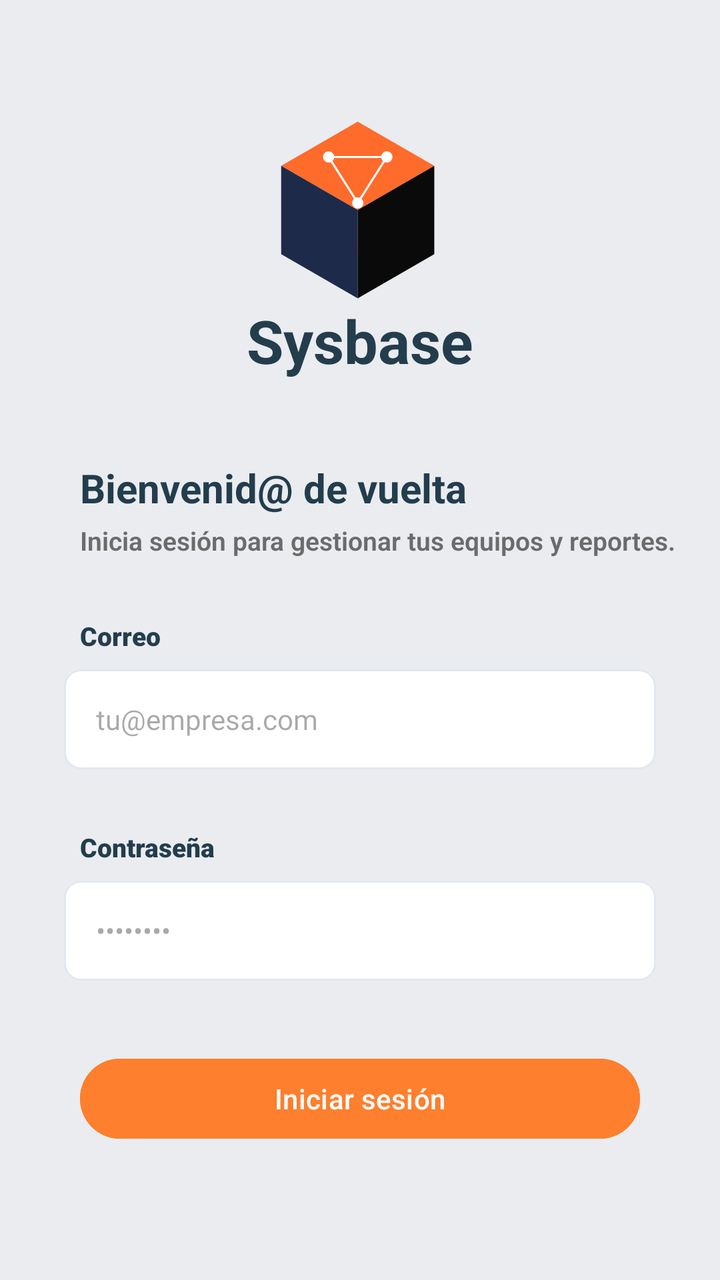
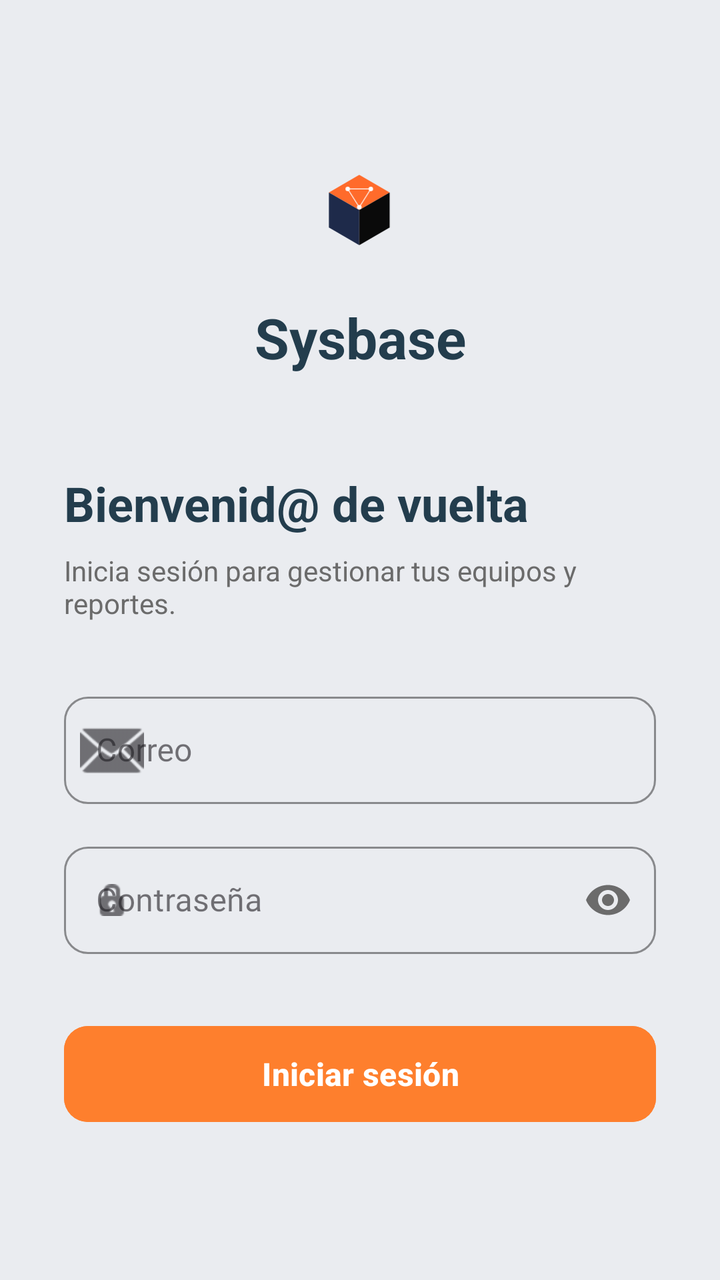

An Android layout rendered at two revisions. The XML below is the earlier revision; the diff shows what the commit changed to produce the second picture.
<!-- AndroidManifest.xml: application theme Theme.SysBase -->
<!-- res/layout/activity_login.xml -->
<?xml version="1.0" encoding="utf-8"?>
<androidx.constraintlayout.widget.ConstraintLayout xmlns:android="http://schemas.android.com/apk/res/android"
    xmlns:app="http://schemas.android.com/apk/res-auto"
    xmlns:tools="http://schemas.android.com/tools"
    android:id="@+id/main"
    android:layout_width="match_parent"
    android:layout_height="match_parent"
    android:background="@color/fondoSysbase"
    tools:context=".LoginActivity">

    <ImageView
        android:id="@+id/logoSysbase"
        android:layout_width="170dp"
        android:layout_height="90dp"
        android:src="@drawable/gemini_svg"
        android:scaleType="centerCrop"
        app:layout_constraintTop_toTopOf="parent"
        app:layout_constraintStart_toStartOf="parent"
        app:layout_constraintEnd_toEndOf="parent"
        android:layout_marginTop="60dp" />

    <TextView
        android:id="@+id/nombreSysbase"
        android:layout_width="wrap_content"
        android:layout_height="wrap_content"
        android:text="Sysbase"
        android:textSize="30dp"
        android:textStyle="bold"
        android:textColor="@color/azulSysbase"
        app:layout_constraintTop_toBottomOf="@id/logoSysbase"
        app:layout_constraintStart_toStartOf="parent"
        app:layout_constraintEnd_toEndOf="parent"
        />

    <TextView
        android:id="@+id/textoBienvenide"
        android:layout_width="wrap_content"
        android:layout_height="wrap_content"
        android:layout_marginStart="40dp"
        android:layout_marginTop="40dp"
        android:fontFamily="sans-serif"
        android:text="Bienvenid@ de vuelta"
        android:textColor="@color/azulSysbase"
        android:textSize="20dp"
        android:textStyle="bold"
        app:layout_constraintStart_toStartOf="parent"
        app:layout_constraintTop_toBottomOf="@id/nombreSysbase" />

    <TextView
        android:id="@+id/textoInicarSesion"
        android:layout_width="wrap_content"
        android:layout_height="wrap_content"
        android:layout_marginStart="40dp"
        android:layout_marginTop="4dp"
        android:fontFamily="sans-serif-light"
        android:text="Inicia sesión para gestionar tus equipos y reportes."
        android:textColor="@color/grisSysbase"
        android:textSize="13dp"
        android:textStyle="bold"
        app:layout_constraintStart_toStartOf="parent"
        app:layout_constraintTop_toBottomOf="@id/textoBienvenide" />

    <TextView
        android:id="@+id/textoCorreo"
        android:layout_width="wrap_content"
        android:layout_height="wrap_content"
        android:layout_marginStart="40dp"
        android:layout_marginTop="30dp"
        android:fontFamily="sans-serif-black"
        android:text="Correo"
        android:textColor="@color/azulSysbase"
        android:textSize="13dp"
        android:textStyle="bold"
        app:layout_constraintStart_toStartOf="parent"
        app:layout_constraintTop_toBottomOf="@id/textoInicarSesion" />

    <EditText
        android:id="@+id/editEmail"
        android:layout_width="0dp"
        android:layout_height="50dp"
        android:layout_marginStart="32dp"
        android:layout_marginEnd="32dp"
        android:layout_marginTop="8dp"
        android:background="@drawable/bg_input"
        android:hint="tu@empresa.com"
        android:paddingStart="16dp"
        android:paddingEnd="16dp"
        android:textSize="14sp"
        android:fontFamily="@font/inter"
        android:inputType="textEmailAddress"
        app:layout_constraintStart_toStartOf="parent"
        app:layout_constraintEnd_toEndOf="parent"
        app:layout_constraintTop_toBottomOf="@id/textoCorreo" />

    <TextView
        android:id="@+id/textoContraseña"
        android:layout_width="wrap_content"
        android:layout_height="wrap_content"
        android:layout_marginStart="40dp"
        android:layout_marginTop="30dp"
        android:fontFamily="sans-serif-black"
        android:text="Contraseña"
        android:textColor="@color/azulSysbase"
        android:textSize="13dp"
        android:textStyle="bold"
        app:layout_constraintStart_toStartOf="parent"
        app:layout_constraintTop_toBottomOf="@id/editEmail" />

    <EditText
        android:id="@+id/editContraseña"
        android:layout_width="0dp"
        android:layout_height="50dp"
        android:layout_marginStart="32dp"
        android:layout_marginEnd="32dp"
        android:layout_marginTop="8dp"
        android:background="@drawable/bg_input"
        android:hint="••••••••"
        android:paddingStart="16dp"
        android:paddingEnd="16dp"
        android:textSize="14sp"
        android:fontFamily="@font/inter"
        android:inputType="textPassword"
        app:layout_constraintStart_toStartOf="parent"
        app:layout_constraintEnd_toEndOf="parent"
        app:layout_constraintTop_toBottomOf="@id/textoContraseña" />

    <Button
        android:id="@+id/btnIniciarSesion"
        android:layout_width="match_parent"
        android:layout_height="wrap_content"
        android:layout_marginTop="35dp"
        android:backgroundTint="@color/naranjaSysbase"
        android:fontFamily="sans-serif-medium"
        android:text="Iniciar sesión"
        app:layout_constraintEnd_toEndOf="parent"
        app:layout_constraintStart_toStartOf="parent"
        app:layout_constraintTop_toBottomOf="@id/editContraseña"
        android:layout_marginStart="40dp"
        android:layout_marginEnd="40dp"/>








</androidx.constraintlayout.widget.ConstraintLayout>
<!-- resources referenced by this layout -->
<resources>
  <color name="azulSysbase">#233D4D</color>
  <color name="fondoSysbase">#EAECF0</color>
  <color name="grisSysbase">#6B6B6B</color>
  <color name="naranjaSysbase">#FE7F2D</color>
  <!-- drawable bg_input (drawable) -->
  <?xml version="1.0" encoding="utf-8"?>
  <shape xmlns:android="http://schemas.android.com/apk/res/android" android:shape="rectangle">
      <solid android:color="#FFFFFF" />
      <corners android:radius="8dp" />
      <stroke android:width="1dp" android:color="#E2E8F0" />
  </shape>
  <!-- drawable gemini_svg (drawable) -->
  <vector xmlns:android="http://schemas.android.com/apk/res/android"
      android:width="300dp"
      android:height="400dp"
      android:viewportWidth="300"
      android:viewportHeight="400">
    <path
        android:pathData="M148,122l67.55,39l-67.55,39l-67.55,-39z"
        android:fillColor="#FF6B2B"/>
    <path
        android:pathData="M80.45,161l67.55,39l0,78l-67.55,-39z"
        android:fillColor="#1E2A4A"/>
    <path
        android:pathData="M215.55,161l0,78l-67.55,39l0,-78z"
        android:fillColor="#0A0A0A"/>
    <path
        android:fillColor="#FF000000"
        android:pathData="M122.33,153.2L173.67,153.2"
        android:strokeWidth="1.8"
        android:strokeColor="#ffffff"
        android:strokeLineCap="round"/>
    <path
        android:fillColor="#FF000000"
        android:pathData="M122.33,153.2L148,193.76"
        android:strokeWidth="1.8"
        android:strokeColor="#ffffff"
        android:strokeLineCap="round"/>
    <path
        android:fillColor="#FF000000"
        android:pathData="M173.67,153.2L148,193.76"
        android:strokeWidth="1.8"
        android:strokeColor="#ffffff"
        android:strokeLineCap="round"/>
    <path
        android:pathData="M122.33,153.2m-5,0a5,5 0,1 1,10 0a5,5 0,1 1,-10 0"
        android:fillColor="#ffffff"/>
    <path
        android:pathData="M173.67,153.2m-5,0a5,5 0,1 1,10 0a5,5 0,1 1,-10 0"
        android:fillColor="#ffffff"/>
    <path
        android:pathData="M148,193.76m-5,0a5,5 0,1 1,10 0a5,5 0,1 1,-10 0"
        android:fillColor="#ffffff"/>
  </vector>
  <style name="Theme.SysBase" parent="Base.Theme.SysBase" />
  <style name="Base.Theme.SysBase" parent="Theme.Material3.DayNight.NoActionBar">
          
          
      </style>
</resources>

<!-- the commit's change to res/layout/activity_login.xml (unified diff, before → after) -->
@@ -10,139 +10,126 @@
 
     <ImageView
         android:id="@+id/logoSysbase"
-        android:layout_width="170dp"
+        android:layout_width="120dp"
         android:layout_height="90dp"
+        android:layout_marginTop="60dp"
+        android:scaleType="centerInside"
         android:src="@drawable/gemini_svg"
-        android:scaleType="centerCrop"
-        app:layout_constraintTop_toTopOf="parent"
+        app:layout_constraintEnd_toEndOf="parent"
         app:layout_constraintStart_toStartOf="parent"
-        app:layout_constraintEnd_toEndOf="parent"
-        android:layout_marginTop="60dp" />
+        app:layout_constraintTop_toTopOf="parent" />
 
     <TextView
         android:id="@+id/nombreSysbase"
         android:layout_width="wrap_content"
         android:layout_height="wrap_content"
         android:text="Sysbase"
-        android:textSize="30dp"
+        android:textColor="@color/azulSysbase"
+        android:textSize="28sp"
         android:textStyle="bold"
-        android:textColor="@color/azulSysbase"
-        app:layout_constraintTop_toBottomOf="@id/logoSysbase"
+        app:layout_constraintEnd_toEndOf="parent"
         app:layout_constraintStart_toStartOf="parent"
-        app:layout_constraintEnd_toEndOf="parent"
-        />
+        app:layout_constraintTop_toBottomOf="@id/logoSysbase" />
 
     <TextView
         android:id="@+id/textoBienvenide"
-        android:layout_width="wrap_content"
+        android:layout_width="0dp"
         android:layout_height="wrap_content"
-        android:layout_marginStart="40dp"
-        android:layout_marginTop="40dp"
-        android:fontFamily="sans-serif"
+        android:layout_marginHorizontal="32dp"
+        android:layout_marginTop="48dp"
         android:text="Bienvenid@ de vuelta"
         android:textColor="@color/azulSysbase"
-        android:textSize="20dp"
+        android:textSize="24sp"
         android:textStyle="bold"
+        app:layout_constraintEnd_toEndOf="parent"
         app:layout_constraintStart_toStartOf="parent"
         app:layout_constraintTop_toBottomOf="@id/nombreSysbase" />
 
     <TextView
         android:id="@+id/textoInicarSesion"
-        android:layout_width="wrap_content"
+        android:layout_width="0dp"
         android:layout_height="wrap_content"
-        android:layout_marginStart="40dp"
-        android:layout_marginTop="4dp"
-        android:fontFamily="sans-serif-light"
+        android:layout_marginHorizontal="32dp"
+        android:layout_marginTop="8dp"
         android:text="Inicia sesión para gestionar tus equipos y reportes."
         android:textColor="@color/grisSysbase"
-        android:textSize="13dp"
-        android:textStyle="bold"
+        android:textSize="14sp"
+        app:layout_constraintEnd_toEndOf="parent"
         app:layout_constraintStart_toStartOf="parent"
         app:layout_constraintTop_toBottomOf="@id/textoBienvenide" />
 
-    <TextView
-        android:id="@+id/textoCorreo"
-        android:layout_width="wrap_content"
+    <com.google.android.material.textfield.TextInputLayout
+        android:id="@+id/layoutEmail"
+        style="@style/Widget.MaterialComponents.TextInputLayout.OutlinedBox"
+        android:layout_width="0dp"
         android:layout_height="wrap_content"
-        android:layout_marginStart="40dp"
-        android:layout_marginTop="30dp"
-        android:fontFamily="sans-serif-black"
-        android:text="Correo"
-        android:textColor="@color/azulSysbase"
-        android:textSize="13dp"
-        android:textStyle="bold"
-        app:layout_constraintStart_toStartOf="parent"
-        app:layout_constraintTop_toBottomOf="@id/textoInicarSesion" />
-
-    <EditText
-        android:id="@+id/editEmail"
-        android:layout_width="0dp"
-        android:layout_height="50dp"
-        android:layout_marginStart="32dp"
-        android:layout_marginEnd="32dp"
-        android:layout_marginTop="8dp"
-        android:background="@drawable/bg_input"
-        android:hint="tu@empresa.com"
-        android:paddingStart="16dp"
-        android:paddingEnd="16dp"
-        android:textSize="14sp"
-        android:fontFamily="@font/inter"
-        android:inputType="textEmailAddress"
-        app:layout_constraintStart_toStartOf="parent"
-        app:layout_constraintEnd_toEndOf="parent"
-        app:layout_constraintTop_toBottomOf="@id/textoCorreo" />
-
-    <TextView
-        android:id="@+id/textoContraseña"
-        android:layout_width="wrap_content"
-        android:layout_height="wrap_content"
-        android:layout_marginStart="40dp"
-        android:layout_marginTop="30dp"
-        android:fontFamily="sans-serif-black"
-        android:text="Contraseña"
-        android:textColor="@color/azulSysbase"
-        android:textSize="13dp"
-        android:textStyle="bold"
-        app:layout_constraintStart_toStartOf="parent"
-        app:layout_constraintTop_toBottomOf="@id/editEmail" />
-
-    <EditText
-        android:id="@+id/editContraseña"
-        android:layout_width="0dp"
-        android:layout_height="50dp"
-        android:layout_marginStart="32dp"
-        android:layout_marginEnd="32dp"
-        android:layout_marginTop="8dp"
-        android:background="@drawable/bg_input"
-        android:hint="••••••••"
-        android:paddingStart="16dp"
-        android:paddingEnd="16dp"
-        android:textSize="14sp"
-        android:fontFamily="@font/inter"
-        android:inputType="textPassword"
-        app:layout_constraintStart_toStartOf="parent"
-        app:layout_constraintEnd_toEndOf="parent"
-        app:layout_constraintTop_toBottomOf="@id/textoContraseña" />
-
-    <Button
-        android:id="@+id/btnIniciarSesion"
-        android:layout_width="match_parent"
-        android:layout_height="wrap_content"
-        android:layout_marginTop="35dp"
-        android:backgroundTint="@color/naranjaSysbase"
-        android:fontFamily="sans-serif-medium"
-        android:text="Iniciar sesión"
+        android:layout_marginHorizontal="32dp"
+        android:layout_marginTop="32dp"
+        android:hint="Correo"
+        app:boxCornerRadiusBottomEnd="12dp"
+        app:boxCornerRadiusBottomStart="12dp"
+        app:boxCornerRadiusTopEnd="12dp"
+        app:boxCornerRadiusTopStart="12dp"
+        app:boxStrokeColor="@color/azulSysbase"
+        app:hintTextColor="@color/azulSysbase"
+        app:startIconDrawable="@android:drawable/ic_dialog_email"
         app:layout_constraintEnd_toEndOf="parent"
         app:layout_constraintStart_toStartOf="parent"
-        app:layout_constraintTop_toBottomOf="@id/editContraseña"
-        android:layout_marginStart="40dp"
-        android:layout_marginEnd="40dp"/>
+        app:layout_constraintTop_toBottomOf="@id/textoInicarSesion">
 
+        <com.google.android.material.textfield.TextInputEditText
+            android:id="@+id/editEmail"
+            android:layout_width="match_parent"
+            android:layout_height="wrap_content"
+            android:fontFamily="@font/inter"
+            android:inputType="textEmailAddress"
+            android:padding="16dp" />
+    </com.google.android.material.textfield.TextInputLayout>
 
+    <com.google.android.material.textfield.TextInputLayout
+        android:id="@+id/layoutContraseña"
+        style="@style/Widget.MaterialComponents.TextInputLayout.OutlinedBox"
+        android:layout_width="0dp"
+        android:layout_height="wrap_content"
+        android:layout_marginHorizontal="32dp"
+        android:layout_marginTop="16dp"
+        android:hint="Contraseña"
+        app:boxCornerRadiusBottomEnd="12dp"
+        app:boxCornerRadiusBottomStart="12dp"
+        app:boxCornerRadiusTopEnd="12dp"
+        app:boxCornerRadiusTopStart="12dp"
+        app:boxStrokeColor="@color/azulSysbase"
+        app:hintTextColor="@color/azulSysbase"
+        app:passwordToggleEnabled="true"
+        app:passwordToggleTint="@color/grisSysbase"
+        app:startIconDrawable="@android:drawable/ic_secure"
+        app:layout_constraintEnd_toEndOf="parent"
+        app:layout_constraintStart_toStartOf="parent"
+        app:layout_constraintTop_toBottomOf="@id/layoutEmail">
 
+        <com.google.android.material.textfield.TextInputEditText
+            android:id="@+id/editContraseña"
+            android:layout_width="match_parent"
+            android:layout_height="wrap_content"
+            android:fontFamily="@font/inter"
+            android:inputType="textPassword"
+            android:padding="16dp" />
+    </com.google.android.material.textfield.TextInputLayout>
 
-
-
-
+    <com.google.android.material.button.MaterialButton
+        android:id="@+id/btnIniciarSesion"
+        android:layout_width="0dp"
+        android:layout_height="56dp"
+        android:layout_marginHorizontal="32dp"
+        android:layout_marginTop="32dp"
+        android:backgroundTint="@color/naranjaSysbase"
+        android:text="Iniciar sesión"
+        android:textAllCaps="false"
+        android:textSize="16sp"
+        android:textStyle="bold"
+        app:cornerRadius="12dp"
+        app:layout_constraintEnd_toEndOf="parent"
+        app:layout_constraintStart_toStartOf="parent"
+        app:layout_constraintTop_toBottomOf="@id/layoutContraseña" />
 
 </androidx.constraintlayout.widget.ConstraintLayout>
<!-- resource entries referenced after the edit -->
@@ -4,13 +4,6 @@
   <color name="fondoSysbase">#EAECF0</color>
   <color name="grisSysbase">#6B6B6B</color>
   <color name="naranjaSysbase">#FE7F2D</color>
-  <!-- drawable bg_input (drawable) -->
-  <?xml version="1.0" encoding="utf-8"?>
-  <shape xmlns:android="http://schemas.android.com/apk/res/android" android:shape="rectangle">
-      <solid android:color="#FFFFFF" />
-      <corners android:radius="8dp" />
-      <stroke android:width="1dp" android:color="#E2E8F0" />
-  </shape>
   <!-- drawable gemini_svg (drawable) -->
   <vector xmlns:android="http://schemas.android.com/apk/res/android"
       android:width="300dp"
